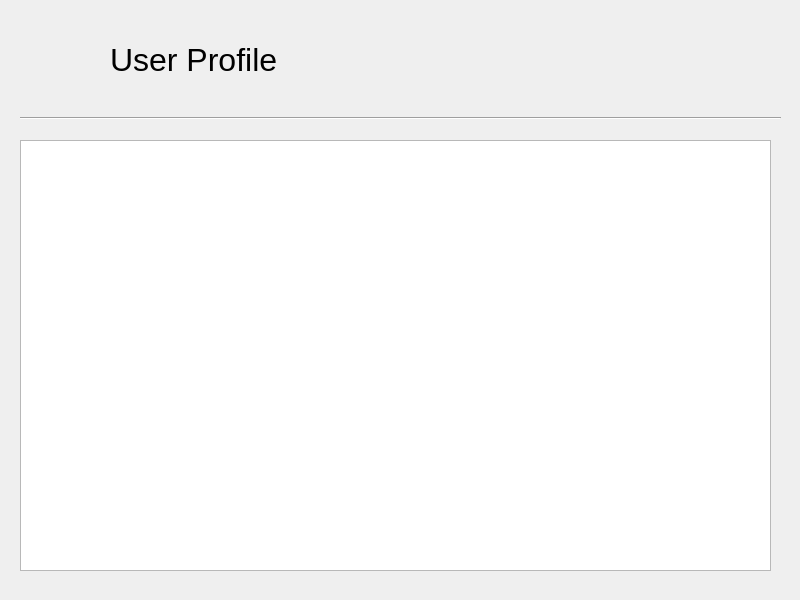
First picture: the form in forms/userprofiledialog.ui, repository umustdye/Book-Worms, before the edit.
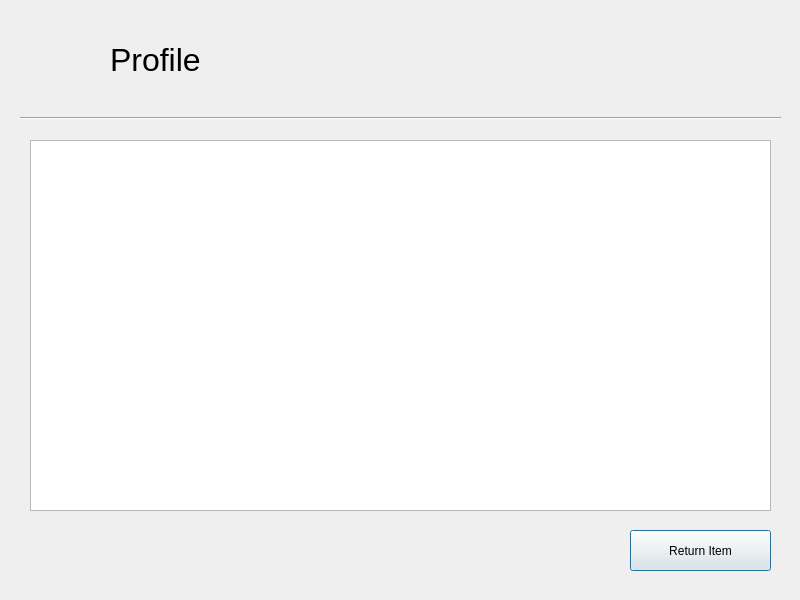
Second picture: the form after the edit.

Commit message: Add account db, start on profile table for returns

```diff
--- a/forms/userprofiledialog.ui
+++ b/forms/userprofiledialog.ui
@@ -31,7 +31,7 @@
        </font>
       </property>
       <property name="text">
-       <string>User Profile</string>
+       <string>Profile</string>
       </property>
      </widget>
     </item>
@@ -50,13 +50,26 @@
     <enum>Qt::Horizontal</enum>
    </property>
   </widget>
-  <widget class="QListView" name="itemListView">
+  <widget class="QPushButton" name="returnItemPushButton">
    <property name="geometry">
     <rect>
-     <x>20</x>
+     <x>630</x>
+     <y>530</y>
+     <width>141</width>
+     <height>41</height>
+    </rect>
+   </property>
+   <property name="text">
+    <string>Return Item</string>
+   </property>
+  </widget>
+  <widget class="QTableView" name="itemTableView">
+   <property name="geometry">
+    <rect>
+     <x>30</x>
      <y>140</y>
-     <width>751</width>
-     <height>431</height>
+     <width>741</width>
+     <height>371</height>
     </rect>
    </property>
   </widget>
```
The commit also changes 4 other files.
